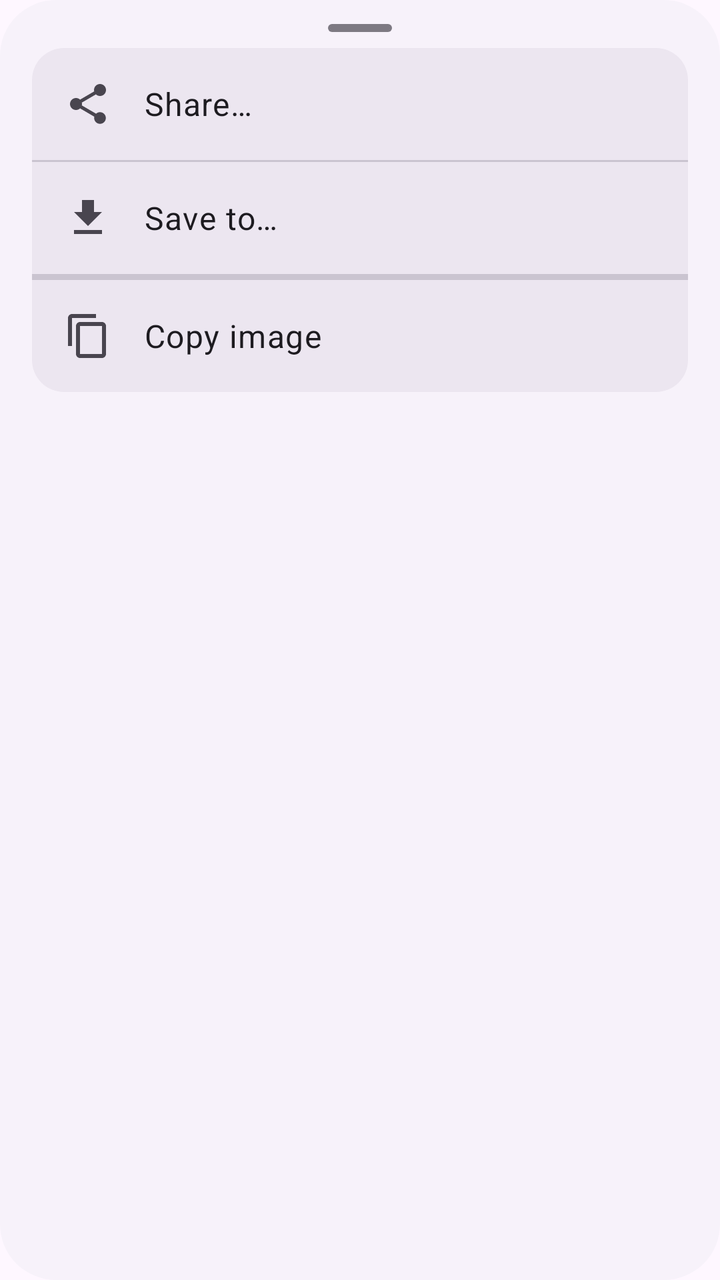
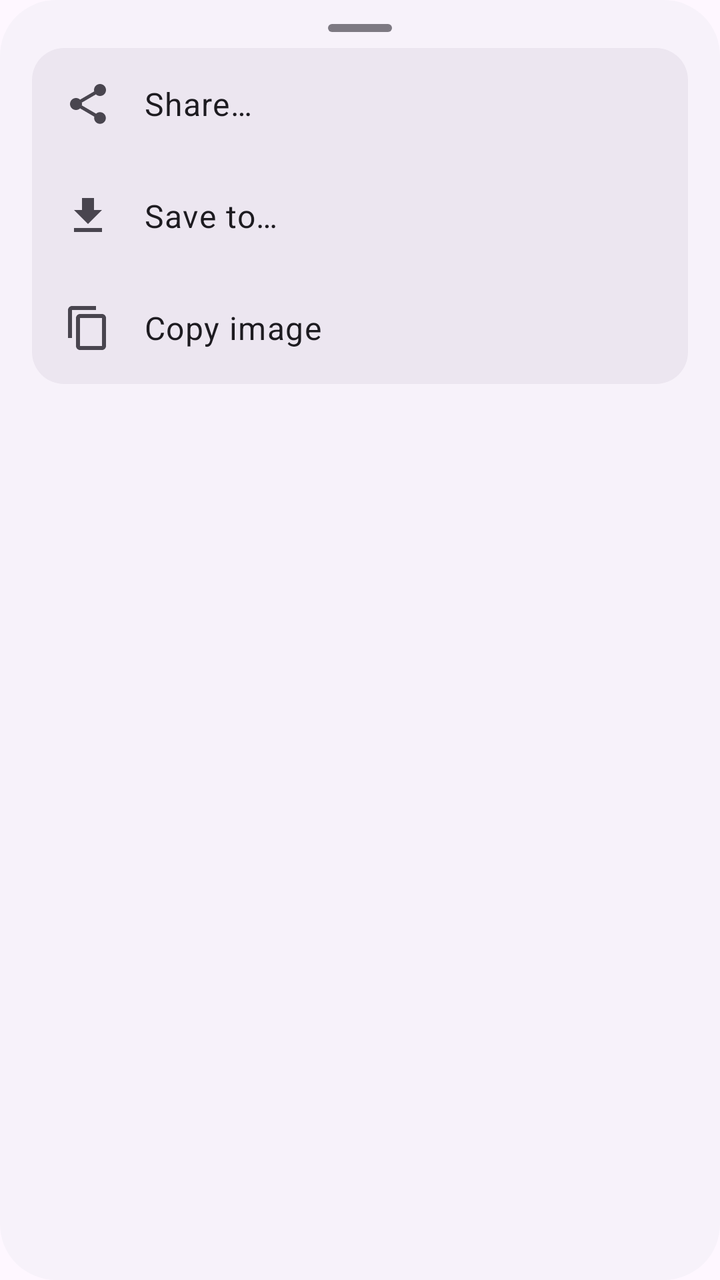

Two renders of the same Android screen: before a commit and after it. Below are the layout's source before the change and the commit's diff.
<!-- AndroidManifest.xml: application theme Theme.DexWorks -->
<!-- res/layout/sheet_viewer_actions.xml -->
<?xml version="1.0" encoding="utf-8"?>
<LinearLayout xmlns:android="http://schemas.android.com/apk/res/android"
    xmlns:app="http://schemas.android.com/apk/res-auto"
    android:layout_width="match_parent"
    android:layout_height="wrap_content"
    android:layout_margin="12dp"
    android:background="@drawable/bg_sheet_actions"
    android:orientation="vertical"
    android:padding="8dp">

    <View
        android:layout_width="32dp"
        android:layout_height="4dp"
        android:layout_gravity="center_horizontal"
        android:layout_marginTop="4dp"
        android:alpha="0.7"
        android:background="@drawable/bg_sheet_handle" />

    <LinearLayout
        android:layout_width="match_parent"
        android:layout_height="wrap_content"
        android:layout_marginHorizontal="8dp"
        android:layout_marginTop="8dp"
        android:layout_marginBottom="8dp"
        android:orientation="vertical">

        <LinearLayout
            android:id="@+id/action_share"
            android:layout_width="match_parent"
            android:layout_height="wrap_content"
            android:background="@drawable/bg_sheet_action_segment_top"
            android:clickable="true"
            android:focusable="true"
            android:foreground="?attr/selectableItemBackground"
            android:gravity="center_vertical"
            android:minHeight="56dp"
            android:orientation="horizontal"
            android:paddingHorizontal="16dp">

            <ImageView
                android:layout_width="24dp"
                android:layout_height="24dp"
                android:contentDescription="@null"
                android:src="@drawable/ic_share"
                app:tint="?attr/colorOnSurfaceVariant" />

            <TextView
                android:layout_width="wrap_content"
                android:layout_height="wrap_content"
                android:layout_marginStart="16dp"
                android:text="@string/viewer_share"
                android:textAppearance="?attr/textAppearanceBodyLarge"
                android:textColor="?attr/colorOnSurface" />
        </LinearLayout>

        <com.google.android.material.divider.MaterialDivider
            android:id="@+id/divider_share_save"
            android:layout_width="match_parent"
            android:layout_height="wrap_content" />

        <LinearLayout
            android:id="@+id/action_save_to"
            android:layout_width="match_parent"
            android:layout_height="wrap_content"
            android:background="@drawable/bg_sheet_action_segment_middle"
            android:clickable="true"
            android:focusable="true"
            android:foreground="?attr/selectableItemBackground"
            android:gravity="center_vertical"
            android:minHeight="56dp"
            android:orientation="horizontal"
            android:paddingHorizontal="16dp">

            <ImageView
                android:layout_width="24dp"
                android:layout_height="24dp"
                android:contentDescription="@null"
                android:src="@drawable/ic_save_to"
                app:tint="?attr/colorOnSurfaceVariant" />

            <TextView
                android:layout_width="wrap_content"
                android:layout_height="wrap_content"
                android:layout_marginStart="16dp"
                android:text="@string/viewer_save_to"
                android:textAppearance="?attr/textAppearanceBodyLarge"
                android:textColor="?attr/colorOnSurface" />
        </LinearLayout>

        <com.google.android.material.divider.MaterialDivider
            android:id="@+id/divider_save_unobfuscate"
            android:layout_width="match_parent"
            android:layout_height="wrap_content" />

        <LinearLayout
            android:id="@+id/action_unobfuscate"
            android:layout_width="match_parent"
            android:layout_height="wrap_content"
            android:background="@drawable/bg_sheet_action_segment_middle"
            android:clickable="true"
            android:focusable="true"
            android:foreground="?attr/selectableItemBackground"
            android:gravity="center_vertical"
            android:minHeight="56dp"
            android:orientation="horizontal"
            android:paddingHorizontal="16dp"
            android:visibility="gone">

            <ImageView
                android:layout_width="24dp"
                android:layout_height="24dp"
                android:contentDescription="@null"
                android:src="@drawable/ic_tool_decompile"
                app:tint="?attr/colorOnSurfaceVariant" />

            <TextView
                android:layout_width="wrap_content"
                android:layout_height="wrap_content"
                android:layout_marginStart="16dp"
                android:text="@string/viewer_unobfuscate"
                android:textAppearance="?attr/textAppearanceBodyLarge"
                android:textColor="?attr/colorOnSurface" />
        </LinearLayout>

        <com.google.android.material.divider.MaterialDivider
            android:id="@+id/divider_unobfuscate_prettify"
            android:layout_width="match_parent"
            android:layout_height="wrap_content" />

        <LinearLayout
            android:id="@+id/action_prettify"
            android:layout_width="match_parent"
            android:layout_height="wrap_content"
            android:background="@drawable/bg_sheet_action_segment_middle"
            android:clickable="true"
            android:focusable="true"
            android:foreground="?attr/selectableItemBackground"
            android:gravity="center_vertical"
            android:minHeight="56dp"
            android:orientation="horizontal"
            android:paddingHorizontal="16dp"
            android:visibility="gone">

            <ImageView
                android:layout_width="24dp"
                android:layout_height="24dp"
                android:contentDescription="@null"
                android:src="@drawable/ic_tool_manifest"
                app:tint="?attr/colorOnSurfaceVariant" />

            <TextView
                android:layout_width="wrap_content"
                android:layout_height="wrap_content"
                android:layout_marginStart="16dp"
                android:text="@string/viewer_prettify"
                android:textAppearance="?attr/textAppearanceBodyLarge"
                android:textColor="?attr/colorOnSurface" />
        </LinearLayout>

        <com.google.android.material.divider.MaterialDivider
            android:id="@+id/divider_prettify_copy"
            android:layout_width="match_parent"
            android:layout_height="wrap_content" />

        <LinearLayout
            android:id="@+id/action_copy"
            android:layout_width="match_parent"
            android:layout_height="wrap_content"
            android:background="@drawable/bg_sheet_action_segment_bottom"
            android:clickable="true"
            android:focusable="true"
            android:foreground="?attr/selectableItemBackground"
            android:gravity="center_vertical"
            android:minHeight="56dp"
            android:orientation="horizontal"
            android:paddingHorizontal="16dp">

            <ImageView
                android:layout_width="24dp"
                android:layout_height="24dp"
                android:contentDescription="@null"
                android:src="@drawable/ic_copy"
                app:tint="?attr/colorOnSurfaceVariant" />

            <TextView
                android:id="@+id/text_copy_label"
                android:layout_width="wrap_content"
                android:layout_height="wrap_content"
                android:layout_marginStart="16dp"
                android:text="@string/viewer_copy_image"
                android:textAppearance="?attr/textAppearanceBodyLarge"
                android:textColor="?attr/colorOnSurface" />
        </LinearLayout>

    </LinearLayout>
</LinearLayout>
<!-- resources referenced by this layout -->
<resources>
  <!-- drawable bg_sheet_action_segment_bottom (drawable) -->
  <?xml version="1.0" encoding="utf-8"?>
  <shape xmlns:android="http://schemas.android.com/apk/res/android">
      <solid android:color="?attr/colorSurfaceContainerHigh" />
      <corners
          android:topLeftRadius="0dp"
          android:topRightRadius="0dp"
          android:bottomLeftRadius="16dp"
          android:bottomRightRadius="16dp" />
  </shape>
  <!-- drawable bg_sheet_action_segment_middle (drawable) -->
  <?xml version="1.0" encoding="utf-8"?>
  <shape xmlns:android="http://schemas.android.com/apk/res/android">
      <solid android:color="?attr/colorSurfaceContainerHigh" />
      <corners android:radius="0dp" />
  </shape>
  <!-- drawable bg_sheet_action_segment_top (drawable) -->
  <?xml version="1.0" encoding="utf-8"?>
  <shape xmlns:android="http://schemas.android.com/apk/res/android">
      <solid android:color="?attr/colorSurfaceContainerHigh" />
      <corners
          android:topLeftRadius="16dp"
          android:topRightRadius="16dp"
          android:bottomLeftRadius="0dp"
          android:bottomRightRadius="0dp" />
  </shape>
  <!-- drawable bg_sheet_actions (drawable) -->
  <?xml version="1.0" encoding="utf-8"?>
  <shape xmlns:android="http://schemas.android.com/apk/res/android">
      <solid android:color="?attr/colorSurfaceContainerLow" />
      <corners
          android:topLeftRadius="28dp"
          android:topRightRadius="28dp"
          android:bottomLeftRadius="28dp"
          android:bottomRightRadius="28dp" />
  </shape>
  <!-- drawable bg_sheet_handle (drawable) -->
  <?xml version="1.0" encoding="utf-8"?>
  <shape xmlns:android="http://schemas.android.com/apk/res/android">
      <solid android:color="?attr/colorOnSurfaceVariant" />
      <corners android:radius="2dp" />
  </shape>
  <!-- drawable ic_save_to (drawable) -->
  <vector xmlns:android="http://schemas.android.com/apk/res/android"
      android:width="24dp"
      android:height="24dp"
      android:viewportWidth="24"
      android:viewportHeight="24"
      android:tint="?attr/colorControlNormal">
      <path
          android:fillColor="@android:color/white"
          android:pathData="M19,9h-4V3H9v6H5l7,7 7,-7zM5,18v2h14v-2H5z" />
  </vector>
  <!-- drawable ic_tool_decompile (drawable) -->
  <vector xmlns:android="http://schemas.android.com/apk/res/android"
      android:width="24dp"
      android:height="24dp"
      android:viewportWidth="24"
      android:viewportHeight="24"
      android:tint="?attr/colorPrimary">
      <path
          android:fillColor="@android:color/white"
          android:pathData="M9.4,16.6L4.8,12l4.6,-4.6L8,6l-6,6 6,6 1.4,-1.4zm5.2,0l4.6,-4.6 -4.6,-4.6L16,6l6,6 -6,6 -1.4,-1.4z" />
  </vector>
  <string name="viewer_copy_image">Copy image</string>
  <string name="viewer_prettify">Prettify</string>
  <string name="viewer_save_to">Save to…</string>
  <string name="viewer_share">Share…</string>
  <string name="viewer_unobfuscate">Unobfuscate</string>
  <style name="Theme.DexWorks" parent="Base.Theme.DexWorks" />
  <style name="Base.Theme.DexWorks" parent="Theme.Material3.DayNight.NoActionBar">
          
          
      </style>
  <!-- unchanged entries left out for length: 3 -->
</resources>

<!-- the commit's change to res/layout/sheet_viewer_actions.xml (unified diff, before → after) -->
@@ -53,10 +53,6 @@
                 android:textColor="?attr/colorOnSurface" />
         </LinearLayout>
 
-        <com.google.android.material.divider.MaterialDivider
-            android:id="@+id/divider_share_save"
-            android:layout_width="match_parent"
-            android:layout_height="wrap_content" />
 
         <LinearLayout
             android:id="@+id/action_save_to"
@@ -87,10 +83,6 @@
                 android:textColor="?attr/colorOnSurface" />
         </LinearLayout>
 
-        <com.google.android.material.divider.MaterialDivider
-            android:id="@+id/divider_save_unobfuscate"
-            android:layout_width="match_parent"
-            android:layout_height="wrap_content" />
 
         <LinearLayout
             android:id="@+id/action_unobfuscate"
@@ -122,13 +114,9 @@
                 android:textColor="?attr/colorOnSurface" />
         </LinearLayout>
 
-        <com.google.android.material.divider.MaterialDivider
-            android:id="@+id/divider_unobfuscate_prettify"
-            android:layout_width="match_parent"
-            android:layout_height="wrap_content" />
-
-        <LinearLayout
-            android:id="@+id/action_prettify"
+
+        <LinearLayout
+            android:id="@+id/action_format_json"
             android:layout_width="match_parent"
             android:layout_height="wrap_content"
             android:background="@drawable/bg_sheet_action_segment_middle"
@@ -145,6 +133,36 @@
                 android:layout_width="24dp"
                 android:layout_height="24dp"
                 android:contentDescription="@null"
+                android:src="@drawable/ic_file_json"
+                app:tint="?attr/colorOnSurfaceVariant" />
+
+            <TextView
+                android:layout_width="wrap_content"
+                android:layout_height="wrap_content"
+                android:layout_marginStart="16dp"
+                android:text="@string/viewer_format_json"
+                android:textAppearance="?attr/textAppearanceBodyLarge"
+                android:textColor="?attr/colorOnSurface" />
+        </LinearLayout>
+
+        <LinearLayout
+            android:id="@+id/action_prettify"
+            android:layout_width="match_parent"
+            android:layout_height="wrap_content"
+            android:background="@drawable/bg_sheet_action_segment_middle"
+            android:clickable="true"
+            android:focusable="true"
+            android:foreground="?attr/selectableItemBackground"
+            android:gravity="center_vertical"
+            android:minHeight="56dp"
+            android:orientation="horizontal"
+            android:paddingHorizontal="16dp"
+            android:visibility="gone">
+
+            <ImageView
+                android:layout_width="24dp"
+                android:layout_height="24dp"
+                android:contentDescription="@null"
                 android:src="@drawable/ic_tool_manifest"
                 app:tint="?attr/colorOnSurfaceVariant" />
 
@@ -157,10 +175,6 @@
                 android:textColor="?attr/colorOnSurface" />
         </LinearLayout>
 
-        <com.google.android.material.divider.MaterialDivider
-            android:id="@+id/divider_prettify_copy"
-            android:layout_width="match_parent"
-            android:layout_height="wrap_content" />
 
         <LinearLayout
             android:id="@+id/action_copy"
<!-- resource entries referenced after the edit -->
@@ -42,6 +42,17 @@
       <solid android:color="?attr/colorOnSurfaceVariant" />
       <corners android:radius="2dp" />
   </shape>
+  <!-- drawable ic_file_json (drawable) -->
+  <?xml version="1.0" encoding="utf-8"?>
+  <vector xmlns:android="http://schemas.android.com/apk/res/android"
+      android:width="24dp"
+      android:height="24dp"
+      android:viewportWidth="24"
+      android:viewportHeight="24">
+      <path
+          android:fillColor="@android:color/white"
+          android:pathData="M7,3h4v2H9v4H7V5H5V3h2zM13,3h4v2h-2v4h-2V5h-2V3h2zM7,11h2v4h2v2H7v-2h2v-2H7v-2zM15,11h2v2h-2v2h2v2h-4v-2h2v-2h-2v-2h2zM9,19h6v2H9z" />
+  </vector>
   <!-- drawable ic_save_to (drawable) -->
   <vector xmlns:android="http://schemas.android.com/apk/res/android"
       android:width="24dp"
@@ -65,6 +76,7 @@
           android:pathData="M9.4,16.6L4.8,12l4.6,-4.6L8,6l-6,6 6,6 1.4,-1.4zm5.2,0l4.6,-4.6 -4.6,-4.6L16,6l6,6 -6,6 -1.4,-1.4z" />
   </vector>
   <string name="viewer_copy_image">Copy image</string>
+  <string name="viewer_format_json">Format JSON</string>
   <string name="viewer_prettify">Prettify</string>
   <string name="viewer_save_to">Save to…</string>
   <string name="viewer_share">Share…</string>
